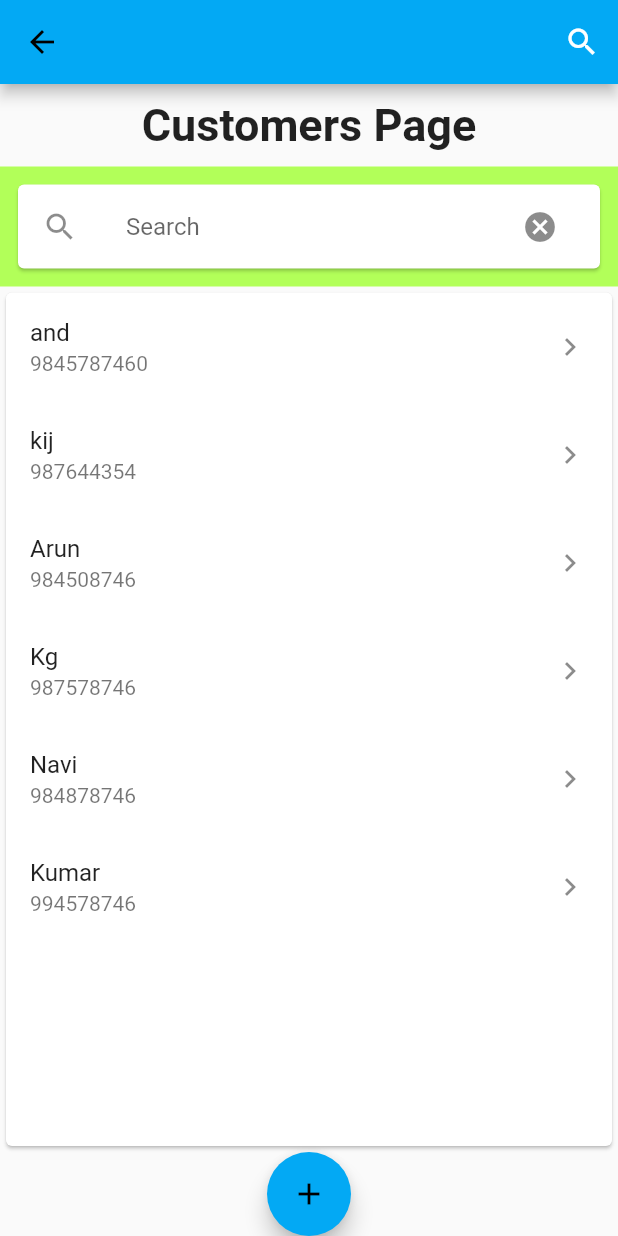
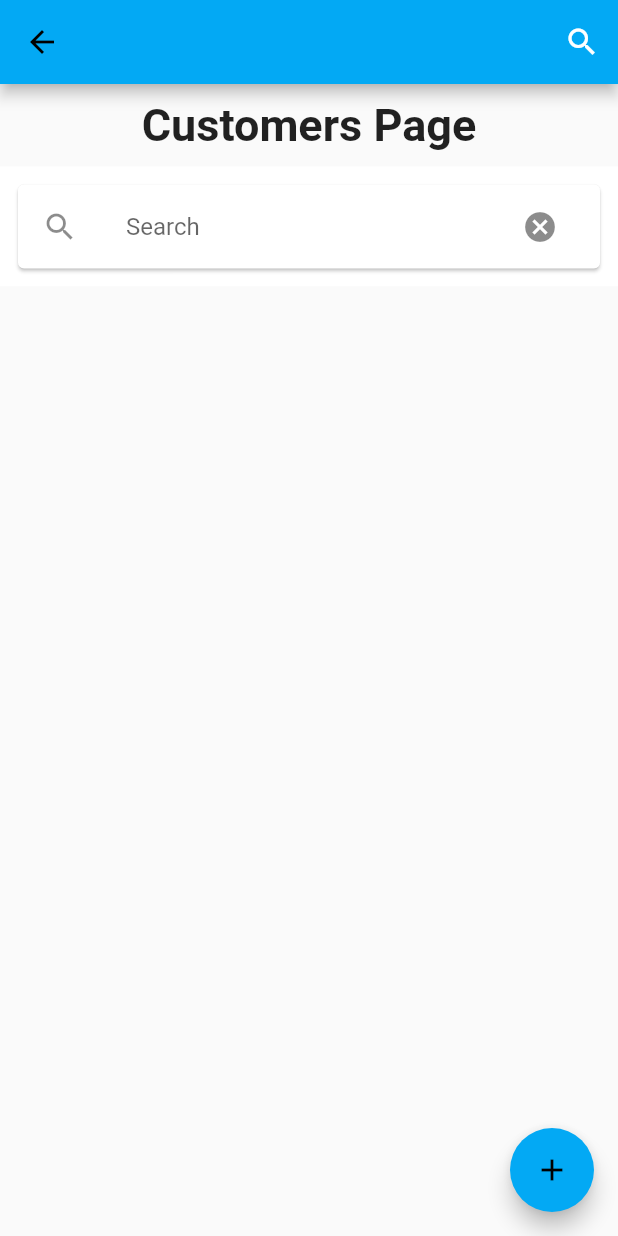
Before and after one commit to NaveenKumarRaja/garments_flutter, a Flutter app: the CustomerHomeWidget screen opened directly, after a tap on the "cancel" icon, on a phone screen of 412 x 824 dp. Run offline on Flutter 3.47's test engine with Material 2 defaults, Android fonts, the phone set to English and light mode, and no system bars; Roboto replaces fonts that are missing (Open sans).

Commit message:
search ,delete customer, and add customer

```diff
--- a/lib/pages/customer page/card.dart
+++ b/lib/pages/customer page/card.dart
@@ -1,4 +1,7 @@
 import 'package:flutter/material.dart';
+
+import 'customerhome.dart';
+import 'customerlist.dart';
 
 class CardWidget extends StatefulWidget {
   CardWidget({Key key}) : super(key: key);
@@ -10,47 +13,33 @@ class CardWidget extends StatefulWidget {
 class _CardWidgetState extends State<CardWidget> {
   @override
   Widget build(BuildContext context) {
-    return Card(
-        child: SingleChildScrollView(
-      child: Column(
-        mainAxisSize: MainAxisSize.min,
-        children: <Widget>[
-          ListTile(
-            title: Text('and'),
-            subtitle: Text('9845787460'),
-            trailing: Icon(Icons.keyboard_arrow_right),
-            onTap: () {},
-          ),
-          ListTile(
-            title: Text('kij'),
-            subtitle: Text('987644354'),
-            trailing: Icon(Icons.keyboard_arrow_right),
-            onTap: () {},
-          ),
-          ListTile(
-            title: Text('Arun'),
-            subtitle: Text('984508746'),
-            trailing: Icon(Icons.keyboard_arrow_right),
-          ),
-          ListTile(
-            title: Text('Kg'),
-            subtitle: Text('987578746'),
-            trailing: Icon(Icons.keyboard_arrow_right),
-            onTap: () {},
-          ),
-          ListTile(
-            title: Text('Navi'),
-            subtitle: Text('984878746'),
-            trailing: Icon(Icons.keyboard_arrow_right),
-          ),
-          ListTile(
-            title: Text('Kumar'),
-            subtitle: Text('994578746'),
-            trailing: Icon(Icons.keyboard_arrow_right),
-            onTap: () {},
-          ),
-        ],
-      ),
-    ));
+    return Scaffold(
+      body: ListView.builder(
+          itemCount: Customer.getCustomers().length,
+          itemBuilder: (context, index) {
+            return Container(
+              child: ListTile(
+                  leading: CircleAvatar(radius: 20),
+                  title: Text(
+                    Customer.getCustomers().elementAt(index).name,
+                    style: TextStyle(fontSize: 20, fontWeight: FontWeight.bold),
+                  ),
+                  subtitle: Text(
+                    Customer.customers[index].phoneNumber,
+                    style: TextStyle(fontSize: 20),
+                  ),
+                  onTap: () {},
+                  trailing: IconButton(
+                    icon: Icon(Icons.delete),
+                    onPressed: () {
+                      Navigator.push(
+                          context,
+                          new MaterialPageRoute(
+                              builder: (context) => new CustomerHomeWidget()));
+                    },
+                  )),
+            );
+          }),
+    );
   }
 }
--- a/lib/pages/customer page/customerhome.dart
+++ b/lib/pages/customer page/customerhome.dart
@@ -1,7 +1,8 @@
 import 'package:flutter/material.dart';
-import 'package:garments/pages/customer%20page/search.dart';
+
 import 'card.dart';
 import 'form.dart';
+import 'search.dart';
 
 class CustomerHomeWidget extends StatelessWidget {
   CustomerHomeWidget({Key key}) : super(key: key);
@@ -34,13 +35,14 @@ class CustomerHomeWidget extends StatelessWidget {
         Expanded(
           child: CardWidget(),
         ),
-          FloatingActionButton(
+      ]),
+      floatingActionButton: FloatingActionButton(
         child: const Icon(Icons.add),
         onPressed: () {
           Navigator.push(context,
               new MaterialPageRoute(builder: (context) => new Forms()));
         },
       ),
-        ]));
+    );
   }
 }
--- a/lib/pages/customer page/customerlist.dart
+++ b/lib/pages/customer page/customerlist.dart
@@ -1,6 +1,37 @@
+import 'customerhome.dart';
+
 class Customer {
+  static List<Customer> customers = customerStub;
   String name;
   String phoneNumber;
   String address;
-  Customer customer = new Customer();
+
+  static CustomerHomeWidget customer;
+  static String searchString;
+
+  static get customerStub {
+    List<Customer> customers = new List<Customer>();
+    return customers;
+  }
+
+  static List<Customer> getCustomers() {
+    return filterCustomer(searchString);
+  }
+
+  static void addCustomer(Customer customer) {
+    customers.add(customer);
+  }
+
+  void removeCustomer(Customer customer) {
+    customers.remove(customer);
+  }
+
+  static List<Customer> filterCustomer(String searchString) {
+    if (searchString == null || searchString.isEmpty) {
+      return customers;
+    }
+    return customers
+        .where((customer) => customer.name.contains(searchString))
+        .toList();
+  }
 }
--- /dev/null
+++ b/lib/pages/customer page/remove.dart
@@ -0,0 +1,7 @@
+class Customer {
+  static List<Customer> customers = new List<Customer>();
+
+  static void removeCustomer(Customer customer) {
+    customers.remove(customer);
+  }
+}
--- a/lib/pages/customer page/search.dart
+++ b/lib/pages/customer page/search.dart
@@ -1,4 +1,7 @@
 import 'package:flutter/material.dart';
+
+import 'customerhome.dart';
+import 'customerlist.dart';
 
 class SearchWidget extends StatefulWidget {
   SearchWidget({Key key}) : super(key: key);
@@ -13,7 +16,7 @@ class _SearchWidgetState extends State<SearchWidget> {
   Widget build(BuildContext context) {
     return new Column(children: <Widget>[
       new Container(
-        color: Colors.lightGreenAccent,
+        color: Colors.white,
         child: new Padding(
           padding: const EdgeInsets.all(8.0),
           child: new Card(
@@ -23,9 +26,25 @@ class _SearchWidgetState extends State<SearchWidget> {
                 controller: searchBox,
                 decoration: new InputDecoration(
                     hintText: 'Search', border: InputBorder.none),
+                onSubmitted: (t) {
+                  Customer.searchString = t;
+                  Navigator.push(
+                      context,
+                      new MaterialPageRoute(
+                          builder: (context) => new CustomerHomeWidget()));
+                },
               ),
               trailing: new IconButton(
-                  icon: new Icon(Icons.cancel), onPressed: () {}),
+                icon: new Icon(Icons.cancel),
+                onPressed: () {
+                  searchBox.clear();
+                  Customer.searchString = null;
+                  Navigator.push(
+                      context,
+                      new MaterialPageRoute(
+                          builder: (context) => new CustomerHomeWidget()));
+                },
+              ),
             ),
           ),
         ),
```
Also changed, not shown: lib/pages/customer page/form.dart (+29 -2 lines). Lines whose indentation alone changed are shown as unchanged.
